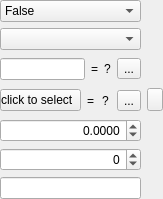
Qt form atef/ui/multi_mode_value_edit.ui (pcdshub/atef) before a commit.
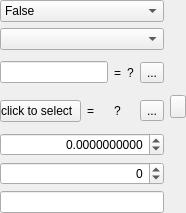
The same form after that commit. Custom widgets are drawn as their Qt base class.

Commit message: ENH: add ScientificDoubleSpinBox and use it in MultiModeValueEdit

```diff
--- a/atef/ui/multi_mode_value_edit.ui
+++ b/atef/ui/multi_mode_value_edit.ui
@@ -6,8 +6,8 @@
    <rect>
     <x>0</x>
     <y>0</y>
-    <width>163</width>
-    <height>199</height>
+    <width>186</width>
+    <height>213</height>
    </rect>
   </property>
   <property name="windowTitle">
@@ -151,7 +151,7 @@
         <set>Qt::AlignRight|Qt::AlignTrailing|Qt::AlignVCenter</set>
        </property>
        <property name="decimals">
-        <number>4</number>
+        <number>10</number>
        </property>
        <property name="minimum">
         <double>-2147483647.000000000000000</double>
@@ -194,6 +194,13 @@
    </item>
   </layout>
  </widget>
+ <customwidgets>
+  <customwidget>
+   <class>ScientificDoubleSpinBox</class>
+   <extends>QDoubleSpinBox</extends>
+   <header>atef.widgets.config.utils</header>
+  </customwidget>
+ </customwidgets>
  <resources/>
  <connections/>
 </ui>
```
Left out of the diff: 2 changed lines with no effect on the pictures. The commit also changes 1 other file.
